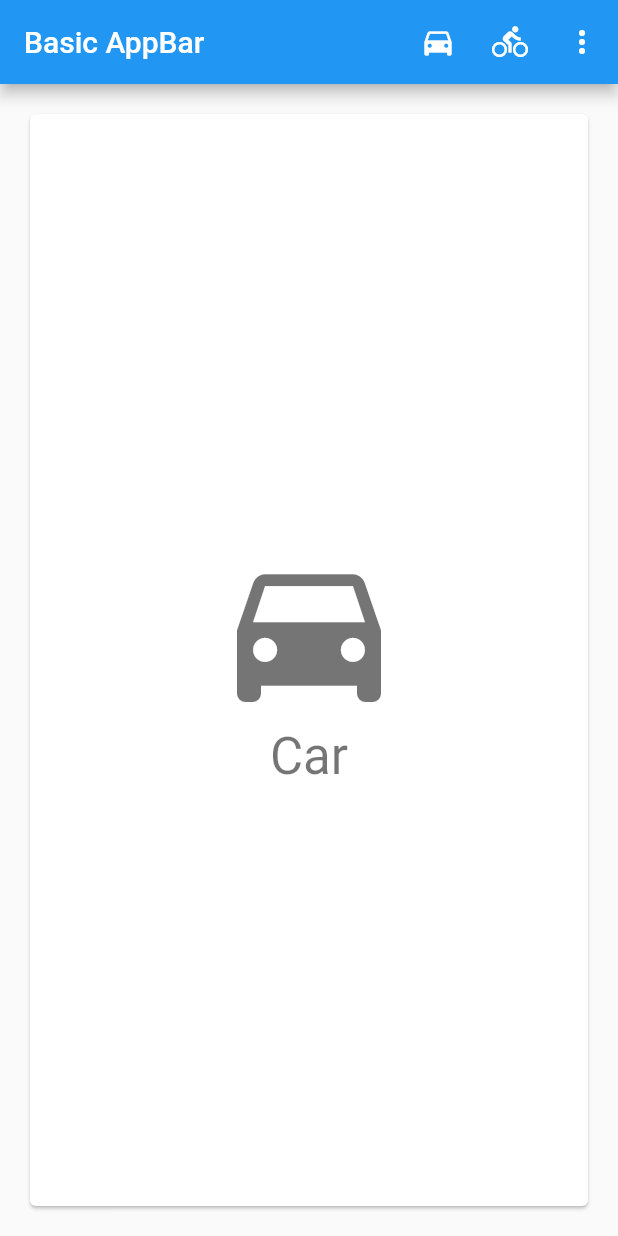
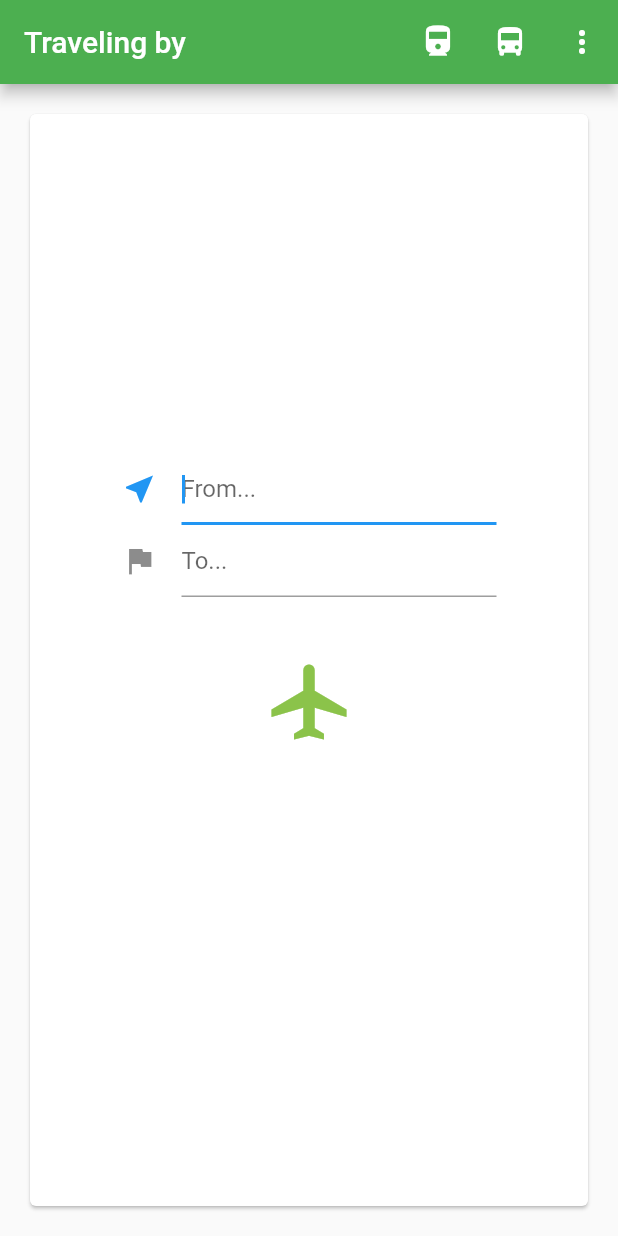
Before and after one commit to ABDERRAOUFMERAZKA/Flutter_App_SetUp, a Flutter app: the screen it shows after launch, on a phone screen of 412 x 824 dp. Run offline on Flutter 3.47's test engine with Material 2 defaults, Android fonts, the phone set to English and light mode, and no system bars.

```diff
--- a/lib/main.dart
+++ b/lib/main.dart
@@ -4,28 +4,27 @@
 
 import 'package:flutter/material.dart';
 
-// This app is a stateful, it tracks the user's current choice.
-class BasicAppBarSample extends StatefulWidget {
+class TravelApp extends StatefulWidget {
   @override
-  _BasicAppBarSampleState createState() => _BasicAppBarSampleState();
+  _TravelAppState createState() => _TravelAppState();
 }
 
-class _BasicAppBarSampleState extends State<BasicAppBarSample> {
+class _TravelAppState extends State<TravelApp> {
   Choice _selectedChoice = choices[0]; // The app's "state".
 
   void _select(Choice choice) {
-    // Causes the app to rebuild with the new _selectedChoice.
     setState(() {
       _selectedChoice = choice;
     });
   }
-
+  final title = 'Traveling by';
   @override
   Widget build(BuildContext context) {
     return MaterialApp(
       home: Scaffold(
         appBar: AppBar(
-          title: const Text('Basic AppBar'),
+          backgroundColor: Colors.green,
+          title: Text(title),
           actions: <Widget>[
             // action button
             IconButton(
@@ -34,7 +33,6 @@ class _BasicAppBarSampleState extends State<BasicAppBarSample> {
                 _select(choices[0]);
               },
             ),
-            // action button
             IconButton(
               icon: Icon(choices[1].icon),
               onPressed: () {
@@ -72,18 +70,38 @@ class Choice {
 }
 
 const List<Choice> choices = const <Choice>[
+  const Choice(title: 'Train', icon: Icons.directions_railway),
+  const Choice(title: 'Bus', icon: Icons.directions_bus),
+  const Choice(title: 'Bicycle', icon: Icons.directions_bike),
   const Choice(title: 'Car', icon: Icons.directions_car),
-  const Choice(title: 'Bicycle', icon: Icons.directions_bike),
   const Choice(title: 'Boat', icon: Icons.directions_boat),
-  const Choice(title: 'Bus', icon: Icons.directions_bus),
-  const Choice(title: 'Train', icon: Icons.directions_railway),
   const Choice(title: 'Walk', icon: Icons.directions_walk),
+  const Choice(title: 'Craft', icon: Icons.airplanemode_active),
 ];
 
-class ChoiceCard extends StatelessWidget {
+class ChoiceCard extends StatefulWidget {
   const ChoiceCard({Key key, this.choice}) : super(key: key);
 
   final Choice choice;
+
+  @override
+  BodyWidget createState() => new BodyWidget();
+}
+
+class BodyWidget extends State<ChoiceCard> {
+  String dep = '';
+  String dest = '';
+
+  BodyWidget({Key key, this.choice}) : super();
+  final Choice choice;
+
+  void _onChangeDep(String departure) {
+    setState(() => dep = departure);
+  }
+
+  void _onChangeDest(String destination) {
+    setState(() => dest = destination);
+  }
 
   @override
   Widget build(BuildContext context) {
@@ -95,8 +113,32 @@ class ChoiceCard extends StatelessWidget {
           mainAxisSize: MainAxisSize.min,
           crossAxisAlignment: CrossAxisAlignment.center,
           children: <Widget>[
-            Icon(choice.icon, size: 128.0, color: textStyle.color),
-            Text(choice.title, style: textStyle),
+            new Container(
+                width: 250.0,
+                child: new TextField(
+
+                    decoration: new InputDecoration(
+                        hintText: 'From...',
+                        icon: new Icon(Icons.near_me)),
+                    autofocus: true,
+                    onChanged: _onChangeDep,
+                )
+            ),
+            new Container(
+                width: 250.0,
+                child: new TextField(
+                  decoration: new InputDecoration(
+                      hintText: 'To...',
+                      icon: new Icon(Icons.flag)),
+                  onChanged: _onChangeDest,
+                )
+            ),
+            new Container(
+              margin: const EdgeInsets.only(top: 40),
+              child: new Icon( Icons.airplanemode_active, size:60.0,color: Colors.lightGreen),
+            ),
+            Text(dep, style: textStyle),
+            Text(dest, style: textStyle),
           ],
         ),
       ),
@@ -105,5 +147,5 @@ class ChoiceCard extends StatelessWidget {
 }
 
 void main() {
-  runApp(BasicAppBarSample());
+  runApp(TravelApp());
 }
```
Also changed, not shown: 1 other file.
